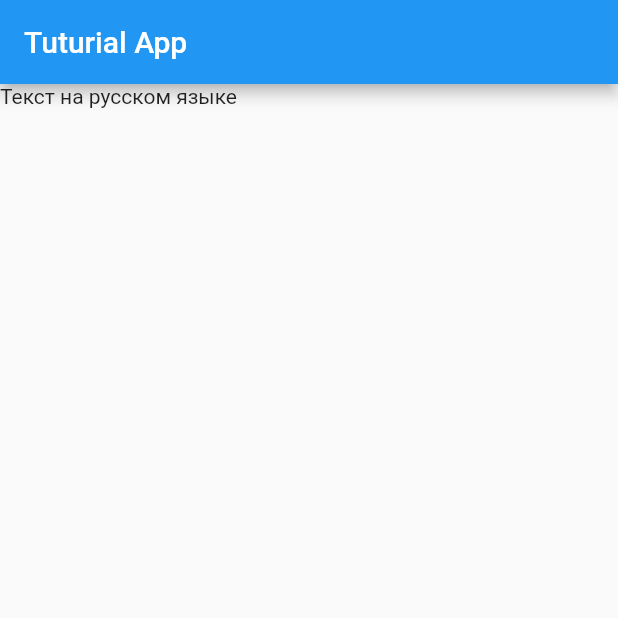
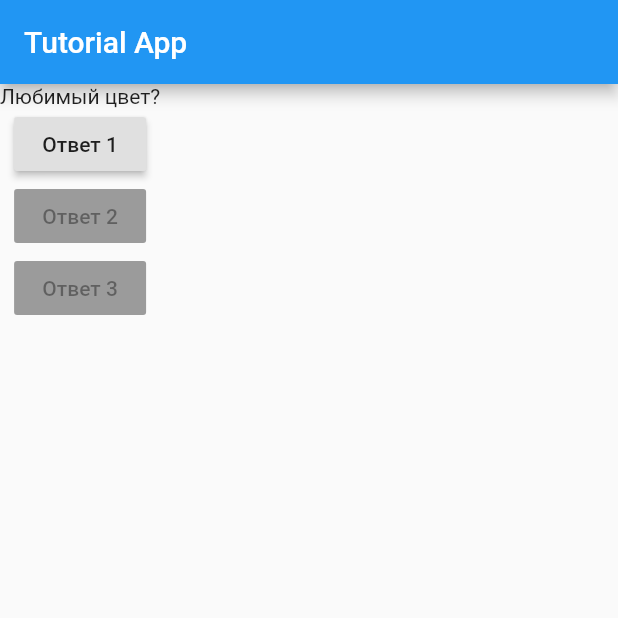
Before and after one commit to frostworm/flutter_tutorial_app, a Flutter app: the screen it shows after launch, on a phone screen of 412 x 824 dp, the top half of it. Run offline on Flutter 3.47's test engine with Material 2 defaults, Android fonts, the phone set to English and light mode, and no system bars.

Commit message:
Qustions add

```diff
--- a/lib/main.dart
+++ b/lib/main.dart
@@ -1,19 +1,54 @@
-import 'package:flutter/cupertino.dart';
 import 'package:flutter/material.dart';
+import 'package:flutter_tutorial_app/questions.dart';
 
 void main(List<String> args) {
   runApp(MyApp());
 }
 
-class MyApp extends StatelessWidget {
+class MyApp extends StatefulWidget {
+  @override
+  State<StatefulWidget> createState() {
+    return _MyAppState();
+  }
+}
+
+class _MyAppState extends State<MyApp> {
+  var _questionIndex = 0;
+  void _answerQuestion() {
+    setState(() {
+      _questionIndex += 1;
+      print(_questionIndex);
+    });
+  }
+
   @override
   Widget build(BuildContext context) {
+    var questions = [
+      'Любимый цвет?',
+      'Любимое животное?',
+    ];
     return MaterialApp(
         home: Scaffold(
       appBar: AppBar(
-        title: Text('Tuturial App'),
+        title: Text('Tutorial App'),
       ),
-      body: Text('Текст на русском языке'),
+      body: Column(
+        children: [
+          Question(questions[_questionIndex]),
+          RaisedButton(
+            child: Text('Ответ 1'),
+            onPressed: _answerQuestion,
+          ),
+          RaisedButton(
+            child: Text('Ответ 2'),
+            onPressed: null,
+          ),
+          RaisedButton(
+            child: Text('Ответ 3'),
+            onPressed: null,
+          ),
+        ],
+      ),
     ));
   }
 }
--- /dev/null
+++ b/lib/questions.dart
@@ -0,0 +1,10 @@
+import 'package:flutter/material.dart';
+
+class Question extends StatelessWidget {
+  final String questionText;
+  Question(this.questionText);
+  @override
+  Widget build(BuildContext context) {
+    return Text(questionText);
+  }
+}
```
